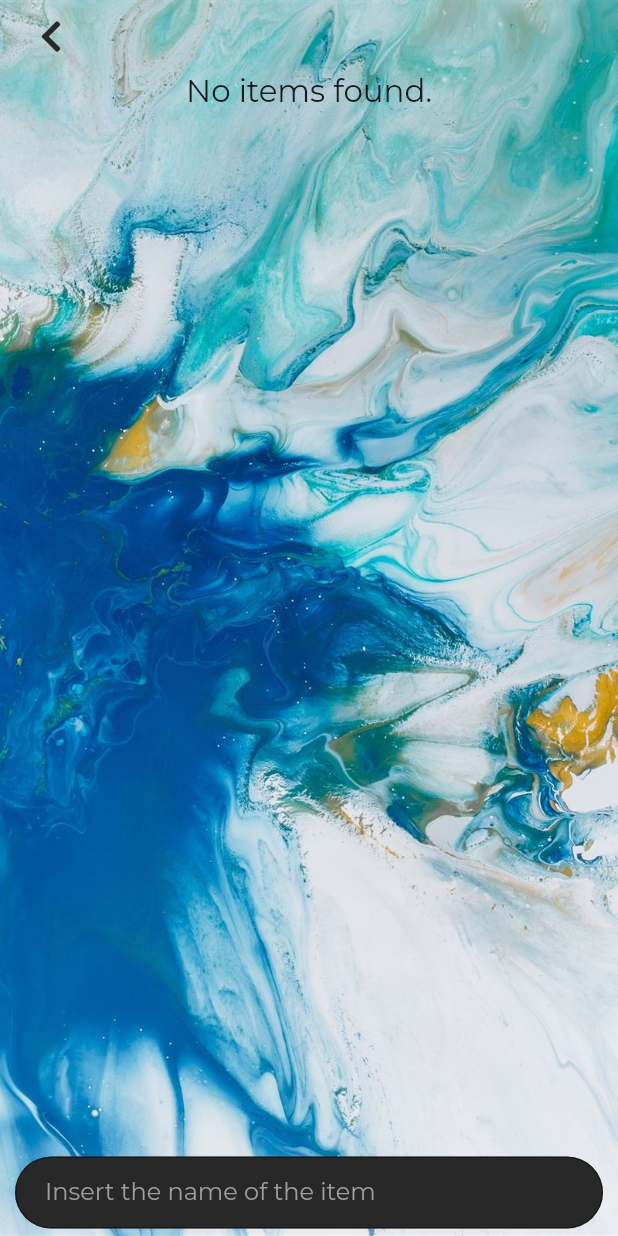
After one commit to LeoRc01/SenesiMotorsport, a Flutter app: the SearchItemPage screen opened directly, on a phone screen of 412 x 824 dp. The commit adds this screen. Run offline on Flutter 3.47's test engine with Material 2 defaults, Android fonts, the phone set to English and light mode, and no system bars; our stand-ins replace badges, flutter_slidable, font_awesome_flutter, get, google_fonts, modal_bottom_sheet and 2 more; missing offline and left inert: cupertino_rounded_corners, floating_action_bubble, search_choices, woocommerce; accounts and stored records are empty; network calls fail; statements that could not run were skipped.

Commit message:
Added SearchItem page

```diff
--- /dev/null
+++ b/lib/pages/searchItem.dart
@@ -0,0 +1,157 @@
+import 'dart:convert';
+
+import 'package:SenesiMotorsport/colors/colors.dart';
+import 'package:SenesiMotorsport/controllers/getxcontroller.dart';
+import 'package:SenesiMotorsport/url/url.dart';
+import 'package:flutter/material.dart';
+import 'package:font_awesome_flutter/font_awesome_flutter.dart';
+import 'package:get/get.dart';
+import 'package:google_fonts/google_fonts.dart';
+import 'package:http/http.dart' as http;
+import 'package:http/http.dart';
+
+class SearchItemPage extends StatefulWidget {
+  @override
+  _SearchItemPageState createState() => _SearchItemPageState();
+}
+
+class _SearchItemPageState extends State<SearchItemPage> {
+  Controller controller = new Controller();
+
+  TextEditingController nameController = new TextEditingController();
+
+  Future<dynamic> foundItems(String like) async {
+    controller.itemList.removeRange(0, controller.itemList.length);
+    controller.setIsLoading();
+    var url = UrlApp.url + "/searchItem.php?like=" + like;
+    Request request = await http.get(url).then((value) {
+      controller.itemList = jsonDecode(value.body);
+      controller.setNotLoadingLoading();
+    }).catchError((onError) {
+      controller.setNotLoadingLoading();
+      Get.snackbar("Error", onError.toString());
+    });
+  }
+
+  @override
+  Widget build(BuildContext context) {
+    return Scaffold(
+      backgroundColor: AppColors.darkColor,
+      body: Container(
+        decoration: BoxDecoration(
+          image: DecorationImage(
+            image: AssetImage("assets/bg.jpg"),
+            fit: BoxFit.cover,
+          ),
+        ),
+        child: Obx(
+          () => controller.getLoading()
+              ? Center(
+                  child: CircularProgressIndicator(),
+                )
+              : Column(
+                  children: [
+                    Container(
+                      padding: EdgeInsets.symmetric(horizontal: 10),
+                      margin: EdgeInsets.only(
+                          top: MediaQuery.of(context).padding.top),
+                      child: Row(
+                        mainAxisAlignment: MainAxisAlignment.spaceBetween,
+                        children: [
+                          Container(
+                            child: IconButton(
+                                icon: FaIcon(
+                                  FontAwesomeIcons.chevronLeft,
+                                  color: AppColors.darkColor,
+                                ),
+                                onPressed: () {
+                                  Get.back();
+                                }),
+                          ),
+                        ],
+                      ),
+                    ),
+                    Expanded(
+                      child: controller.itemList.isNotEmpty
+                          ? ListView.builder(
+                              padding: EdgeInsets.symmetric(horizontal: 20),
+                              itemCount: controller.itemList.length,
+                              itemBuilder: (context, index) {
+                                return FoundItemTile(
+                                    controller.itemList[index]["itemName"],
+                                    controller.itemList[index]["bagName"]);
+                              })
+                          : Text("No items found.",
+                              style: GoogleFonts.montserrat(
+                                  fontSize: Get.width * 0.05)),
+                    ),
+                    SafeArea(
+                      child: Container(
+                        margin:
+                            EdgeInsets.symmetric(horizontal: 10, vertical: 5),
+                        decoration: BoxDecoration(
+                            color: AppColors.darkColor,
+                            borderRadius: BorderRadius.circular(30)),
+                        alignment: Alignment.bottomCenter,
+                        child: TextFormField(
+                          enabled: true,
+                          autocorrect: false,
+                          style: GoogleFonts.montserrat(color: Colors.white),
+                          decoration: InputDecoration(
+                              border: OutlineInputBorder(
+                                  borderRadius: BorderRadius.circular(30)),
+                              contentPadding:
+                                  EdgeInsets.symmetric(horizontal: 20),
+                              hintText: "Insert the name of the item",
+                              hintStyle:
+                                  GoogleFonts.montserrat(color: Colors.grey)),
+                          controller: nameController,
+                          onEditingComplete: () {
+                            foundItems(nameController.text);
+                          },
+                        ),
+                      ),
+                    ),
+                  ],
+                ),
+        ),
+      ),
+    );
+  }
+}
+
+class FoundItemTile extends StatelessWidget {
+  String itemName;
+  String bagName;
+
+  FoundItemTile(this.itemName, this.bagName);
+
+  @override
+  Widget build(BuildContext context) {
+    return Container(
+      margin: EdgeInsets.only(bottom: 10),
+      width: Get.width,
+      decoration: BoxDecoration(
+        color: AppColors.darkColor,
+        borderRadius: BorderRadius.circular(20),
+        border: Border.all(color: AppColors.mainColor),
+      ),
+      padding: EdgeInsets.symmetric(vertical: 15, horizontal: 20),
+      child: Column(
+        mainAxisAlignment: MainAxisAlignment.spaceAround,
+        children: [
+          Text(itemName,
+              style: GoogleFonts.montserrat(
+                  color: Colors.white, fontSize: Get.width * 0.045)),
+          FaIcon(
+            FontAwesomeIcons.arrowDown,
+            color: Colors.white,
+          ),
+          Text(bagName,
+              style: GoogleFonts.montserrat(
+                  color: Colors.white, fontSize: Get.width * 0.045))
+        ],
+      ),
+    );
+  }
+}
```
Also changed, not shown: lib/pages/mainPage.dart (+46 -16 lines), lib/pages/showItemsPage.dart (+37 -7 lines).
